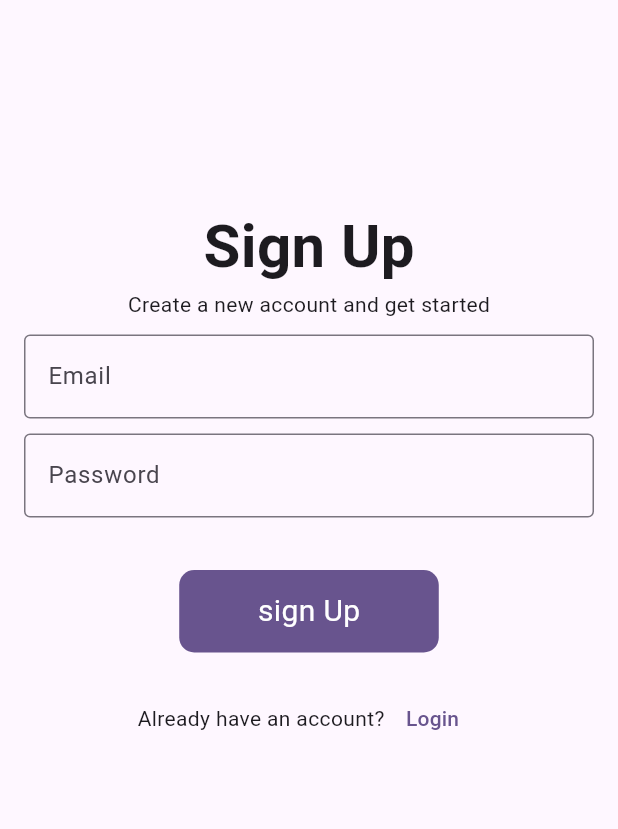
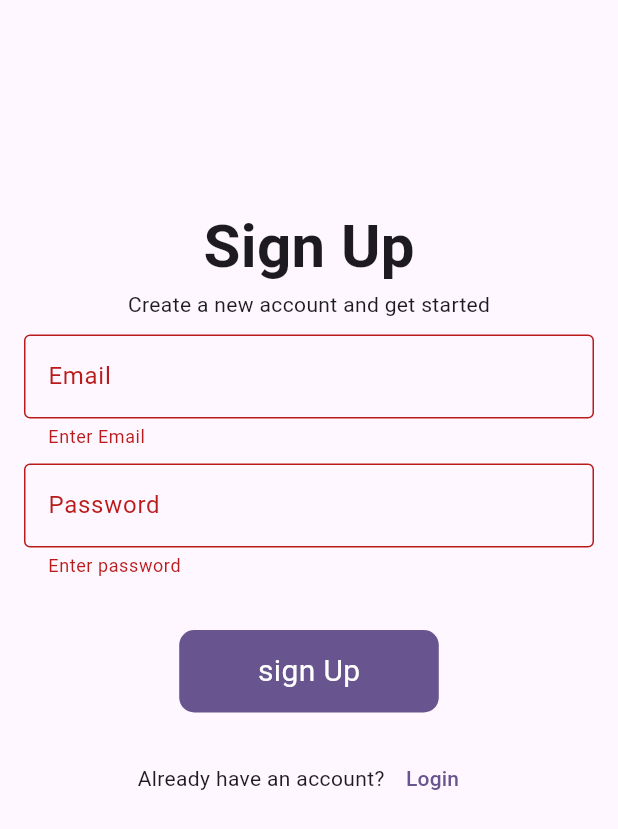
Before and after one commit to Sachinpandit2809/ecommerce_admin_app, a Flutter app: the screen it shows after launch, after a tap on "sign Up", on a phone screen of 412 x 824 dp. Shown: the top 829 px of the screen. Run offline on Flutter 3.47's test engine with Material 3 defaults, Android fonts, the phone set to English and light mode, and no system bars; our stand-ins replace firebase_auth, firebase_core; accounts and stored records are empty.

Commit message:
signUp  done

```diff
--- a/lib/views/signin.dart
+++ b/lib/views/signin.dart
@@ -1,4 +1,5 @@
 import 'package:ecommerce_admin_app/containers/home_buttons.dart';
+import 'package:ecommerce_admin_app/controllers/auth_services.dart';
 import 'package:ecommerce_admin_app/views/login.dart';
 import 'package:flutter/material.dart';
 
@@ -17,7 +18,9 @@ class _SignInState extends State<SignIn> {
   @override
   Widget build(BuildContext context) {
     return Scaffold(
-      body: Column(
+      body: Form(
+        key: _formKey,
+        child: Column(
           children: [
             SizedBox(height: 120),
             Padding(
@@ -42,7 +45,7 @@ class _SignInState extends State<SignIn> {
                     validator: (value) => value!.isEmpty || value.length < 6
                         ? "Enter password"
                         : null,
-                  controller: emailController,
+                    controller: passwordController,
                     obscureText: true,
                     decoration: const InputDecoration(
                         border: OutlineInputBorder(), label: Text("Password")),
@@ -53,7 +56,41 @@ class _SignInState extends State<SignIn> {
                   SizedBox(
                     height: 30,
                   ),
-                HomeButton(name: "sign Up", onPress: () {}),
+                  HomeButton(
+                      name: "sign Up",
+                      onPress: () {
+                        if (_formKey.currentState!.validate()) {
+                          AuthServices()
+                              .createAccountWithEmail(
+                                  emailController.text, passwordController.text)
+                              .then((onValue) => {
+                                    if (onValue == "Account Created")
+                                      {
+                                        ScaffoldMessenger.of(context)
+                                            .showSnackBar(SnackBar(
+                                                content:
+                                                    Text("Account Created"))),
+                                        Navigator
+                                            .restorablePushNamedAndRemoveUntil(
+                                                context,
+                                                "/adminHome",
+                                                (route) => false)
+                                      }
+                                    else
+                                      {
+                                        ScaffoldMessenger.of(context)
+                                            .showSnackBar(SnackBar(
+                                          backgroundColor: Colors.red,
+                                          content: Text(
+                                            onValue,
+                                            style: const TextStyle(
+                                                color: Colors.white),
+                                          ),
+                                        ))
+                                      }
+                                  });
+                        }
+                      }),
                   SizedBox(
                     height: 20,
                   ),
@@ -76,6 +113,7 @@ class _SignInState extends State<SignIn> {
             )
           ],
         ),
+      ),
     );
   }
 }
```
Lines whose indentation alone changed are shown as unchanged.
